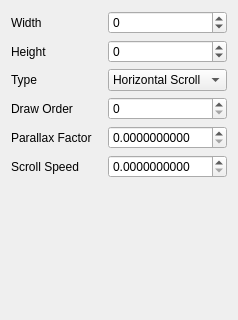
Above: RetroEDv2/tools/sceneproperties/scenelayerpropertiesv5.ui from RSDKModding/RetroED before the change; both pictures show x 0 to 238 and y 0 to 320 of the 238 by 473 pixel window. Below: the same form after it.
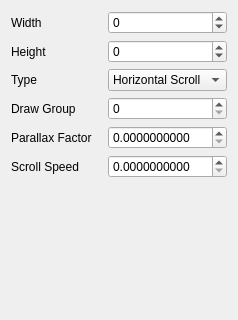
That is the form after the change.

Diff of the .ui file:
```diff
--- a/RetroEDv2/tools/sceneproperties/scenelayerpropertiesv5.ui
+++ b/RetroEDv2/tools/sceneproperties/scenelayerpropertiesv5.ui
@@ -141,7 +141,7 @@
    <item row="3" column="0">
     <widget class="QLabel" name="label_6">
      <property name="text">
-      <string>Draw Order</string>
+      <string>Draw Group</string>
      </property>
     </widget>
    </item>
```
